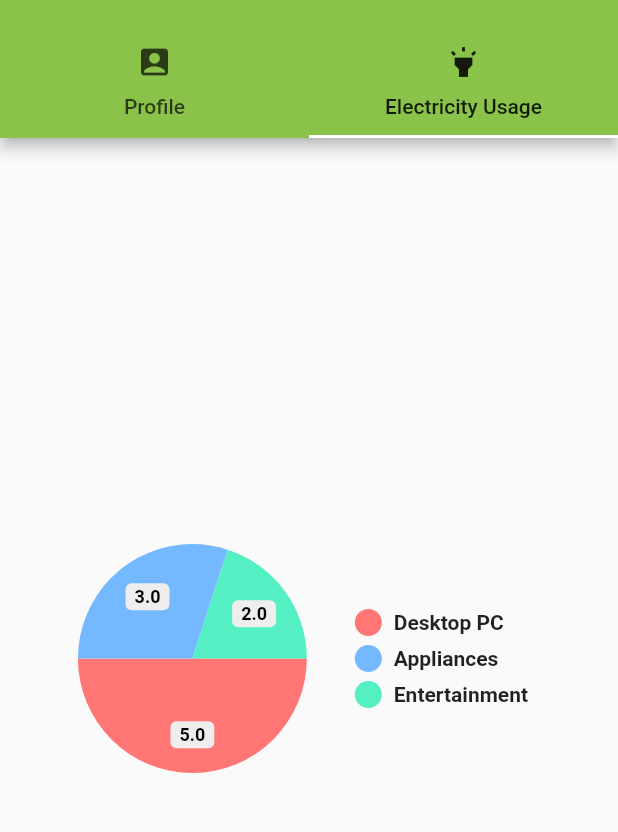
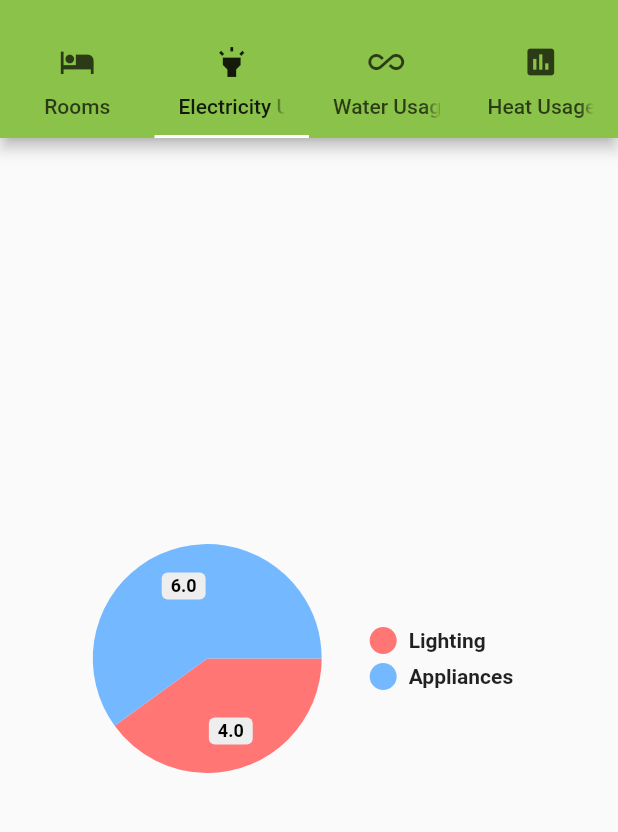
Before and after one commit to mcmalloy/ecoscope_app, a Flutter app: the MenuTabs screen opened directly with empty values, tab 2 chosen, on a phone screen of 412 x 824 dp, the part 57-889 px from its top. Run offline on Flutter 3.47's test engine with Material 2 defaults, Android fonts, the phone set to English and light mode, and no system bars; drawn by our look-alikes of pie_chart; our stand-ins replace firebase_auth, firebase_database; accounts and stored records are empty.

Commit message:
first commit for innovation pilot
TODO: Make Rooms to the page upon login, and the 3 usage tabs be a subpage of "Rooms"

```diff
--- a/lib/models/MenuTabs.dart
+++ b/lib/models/MenuTabs.dart
@@ -1,6 +1,8 @@
+import 'package:ecoscope_app/pages/tabs/HeatMonitoringTab.dart';
 import 'package:flutter/material.dart';
-import 'package:ecoscope_app/pages/ProfileTab.dart';
-import 'package:ecoscope_app/pages/ElectricityMonitoringTab.dart';
+import 'package:ecoscope_app/pages/tabs/ProfileTab.dart';
+import 'package:ecoscope_app/pages/tabs/ElectricityMonitoringTab.dart';
+import 'package:ecoscope_app/pages/tabs/WaterMonitoringTab.dart';
 import 'package:ecoscope_app/services/authentication.dart';
 import 'package:firebase_database/firebase_database.dart';
 
@@ -24,7 +26,7 @@ class MenuTabsState extends State<MenuTabs>{
   @override
   Widget build(BuildContext context) {
     return new DefaultTabController(
-      length: 2,
+      length: 4,
       child: Scaffold(
           appBar: AppBar(
             // This removes the back button so that you can only reach the login page by logging out.
@@ -40,8 +42,10 @@ class MenuTabsState extends State<MenuTabs>{
             leading: new Container(),
             bottom: TabBar(
               tabs: [
-                Tab(icon: Icon(Icons.account_box),text: "Profile",),
-                Tab(icon: Icon(Icons.highlight),text: "Electricity Usage",)
+                Tab(icon: Icon(Icons.hotel),text: "Rooms",),
+                Tab(icon: Icon(Icons.highlight),text: "Electricity Usage",),
+                Tab(icon: Icon(Icons.all_inclusive),text: "Water Usage"),
+                Tab(icon: Icon(Icons.assessment),text: "Heat Usage",)
               ],
             ),
           ),
@@ -50,6 +54,8 @@ class MenuTabsState extends State<MenuTabs>{
             children:<Widget>[ // Each child is the content for each of the 3 tabs.
               new ProfileTab(auth: auth,onSignedOut: onSignedOut, userId: userId),
               new ElectricityMonitoringTab(),
+              new WaterMonitoringTab(),
+              new HeatMonitoringTab(),
             ],
           )),
 
--- a/lib/pages/root_page.dart
+++ b/lib/pages/root_page.dart
@@ -3,7 +3,7 @@ import 'package:ecoscope_app/services/authentication.dart';
 import 'package:ecoscope_app/pages/home_page.dart';
 import 'package:ecoscope_app/pages/login_page.dart';
 import 'package:ecoscope_app/models/MenuTabs.dart';
-import 'package:ecoscope_app/pages/ProfileTab.dart';
+import 'package:ecoscope_app/pages/tabs/ProfileTab.dart';
 
 class RootPage extends StatefulWidget {
   RootPage({this.auth});
--- /dev/null
+++ b/lib/pages/tabs/ElectricityMonitoringTab.dart
@@ -0,0 +1,31 @@
+import 'package:flutter/material.dart';
+import 'package:ecoscope_app/pages/login_page.dart';
+import 'package:pie_chart/pie_chart.dart';
+class ElectricityMonitoringTab extends StatefulWidget{
+  @override
+  State createState() => new MonitorTab();
+}
+
+class MonitorTab extends State<ElectricityMonitoringTab> {
+  @override
+
+  Widget build(BuildContext context) {
+    Map<String, double> dataMap = new Map();
+    dataMap.putIfAbsent("Lighting", () => 4);
+    dataMap.putIfAbsent("Appliances", () => 6);
+    // TODO: implement build
+    return PieChart(dataMap: dataMap,
+      legendFontColor: Colors.blueGrey[900],
+      legendFontSize: 14.0,
+      legendFontWeight: FontWeight.w500,
+      animationDuration: Duration(milliseconds: 800),
+      chartLegendSpacing: 32.0,
+      chartRadius: MediaQuery
+          .of(context)
+          .size
+          .width / 2.7,
+      showChartValuesInPercentage: true,
+      showChartValues: true,
+      chartValuesColor: Colors.blueGrey[900].withOpacity(0.9),);
+  }
+}
--- a/lib/pages/ElectricityMonitoringTab.dart
+++ b/lib/pages/tabs/HeatMonitoringTab.dart
@@ -1,19 +1,18 @@
 import 'package:flutter/material.dart';
 import 'package:ecoscope_app/pages/login_page.dart';
 import 'package:pie_chart/pie_chart.dart';
-class ElectricityMonitoringTab extends StatefulWidget{
+class HeatMonitoringTab extends StatefulWidget{
   @override
   State createState() => new MonitorTab();
 }
 
-class MonitorTab extends State<ElectricityMonitoringTab> {
+class MonitorTab extends State<HeatMonitoringTab> {
   @override
 
   Widget build(BuildContext context) {
     Map<String, double> dataMap = new Map();
-    dataMap.putIfAbsent("Desktop PC", () => 5);
-    dataMap.putIfAbsent("Appliances", () => 3);
-    dataMap.putIfAbsent("Entertainment", () => 2);
+    dataMap.putIfAbsent("Lighting", () => 4);
+    dataMap.putIfAbsent("Appliances", () => 6);
     // TODO: implement build
     return PieChart(dataMap: dataMap,
       legendFontColor: Colors.blueGrey[900],
```
Also changed, not shown: lib/pages/tabs/ProfileTab.dart (renamed from lib/pages/ProfileTab.dart, +10 -7 lines), lib/pages/tabs/WaterMonitoringTab.dart (added, +33 -0 lines).
